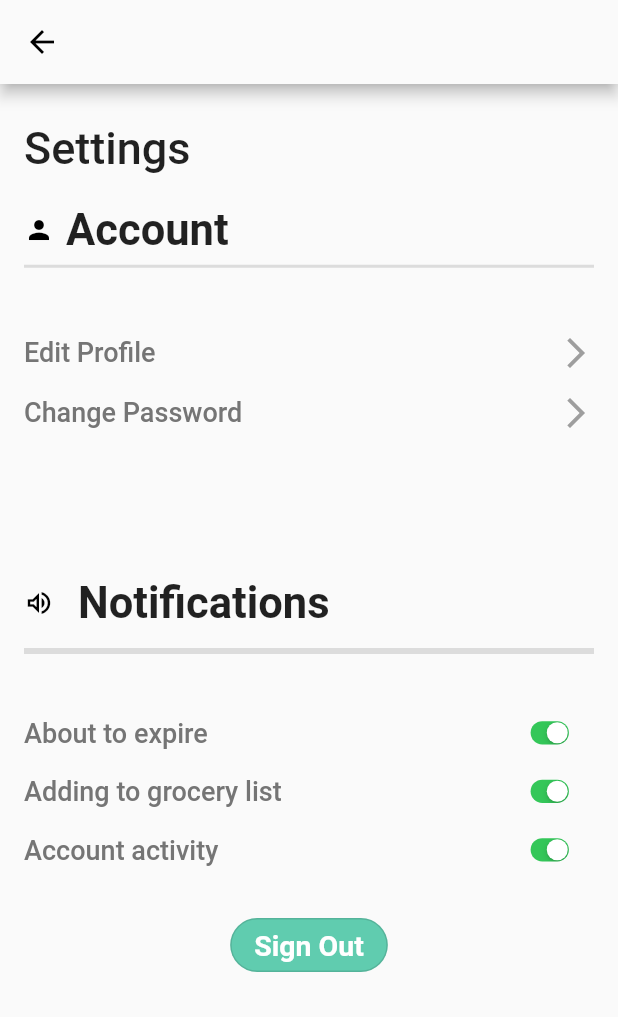
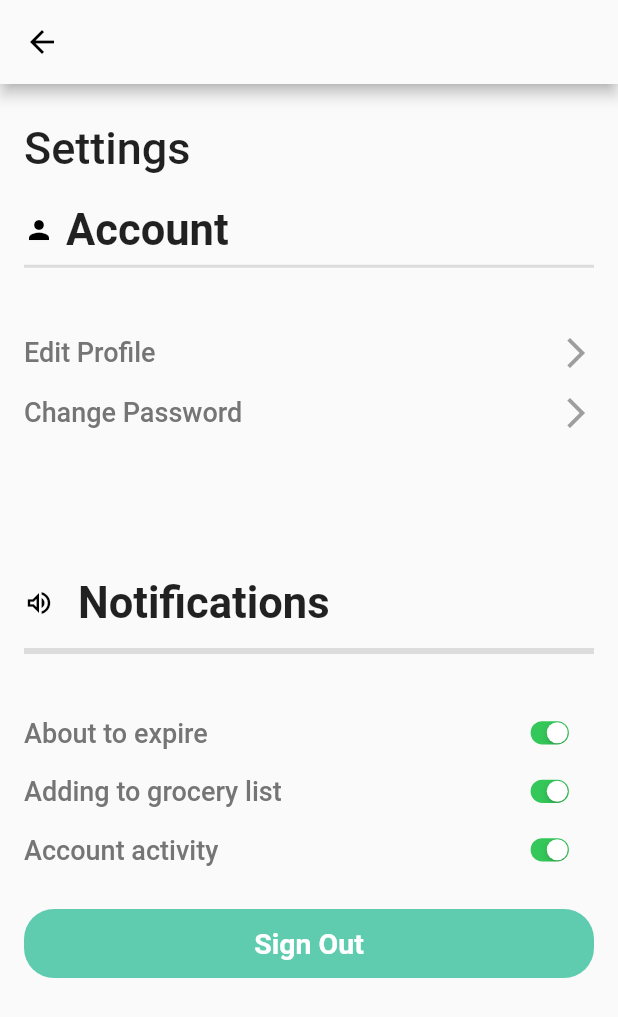
Before and after one commit to That1trumpetguy/Fridge-Gang-, a Flutter app: the SettingsPage screen opened directly, on a phone screen of 412 x 824 dp. Shown: the top 1017 px of the screen. Run offline on Flutter 3.47's test engine with Material 2 defaults, Android fonts, the phone set to English and light mode, and no system bars; our stand-ins replace cached_network_image, cloud_firestore, device_info, firebase_auth, firebase_core, firebase_database and 5 more; missing offline and left inert: flutter_barcode_scanner, openfoodfacts; accounts and stored records are empty.

Commit message:
sign out button in settings

```diff
--- a/lib/pages/settings.dart
+++ b/lib/pages/settings.dart
@@ -2,6 +2,7 @@ import 'package:flutter/cupertino.dart';
 import 'package:flutter/material.dart';
 import 'package:flutter_app/pages/ChangePasswordPage.dart';
 import 'package:flutter_app/pages/EditProfilePage.dart';
+import 'package:flutter_app/pages/login.dart';
 import 'package:flutter_app/style.dart';
 
 class SettingsPage extends StatefulWidget {
@@ -99,23 +100,34 @@ class _SettingsPageState extends State<SettingsPage> {
               buildNotificationRow("Account activity", true, largeScreen),
               SizedBox(height: (largeScreen ? 40 : 20)),
               Center(
-                child: OutlinedButton(
-                    style: ButtonStyle(
-                        backgroundColor: MaterialStateProperty.all<Color>(
-                            ColorConstant.teal300),
-                        shape:
-                            MaterialStateProperty.all<RoundedRectangleBorder>(
-                                RoundedRectangleBorder(
-                          borderRadius: BorderRadius.circular(20.0),
-                        ))),
-                    onPressed: () {},
-                    child: Text(
-                      "Sign Out",
-                      overflow: TextOverflow.ellipsis,
-                      textAlign: TextAlign.left,
-                      style: AppStyle.txtRobotoBold20,
-                    )),
-              )
+                child: GestureDetector(
+                  onTap: () {
+                    Navigator.push(
+                    context,
+                    MaterialPageRoute(builder: (context) => LoginScreen()),
+                    );
+                  },
+
+                  child: Container(
+                    width: double.infinity,
+                    padding: EdgeInsets.symmetric(vertical: 12),
+                    decoration: BoxDecoration(
+                      color: ColorConstant.teal300,
+                      borderRadius: BorderRadius.circular(20.0),
+                    ),
+                    child: Center(
+                      child: Text(
+                        "Sign Out",
+                        overflow: TextOverflow.ellipsis,
+                        textAlign: TextAlign.left,
+                        style: AppStyle.txtRobotoBold20.copyWith(
+                          color: Colors.white,
+                        ),
+                      ),
+                    ),
+                  ),
+                ),
+              ),
             ],
           )),
     );
```
